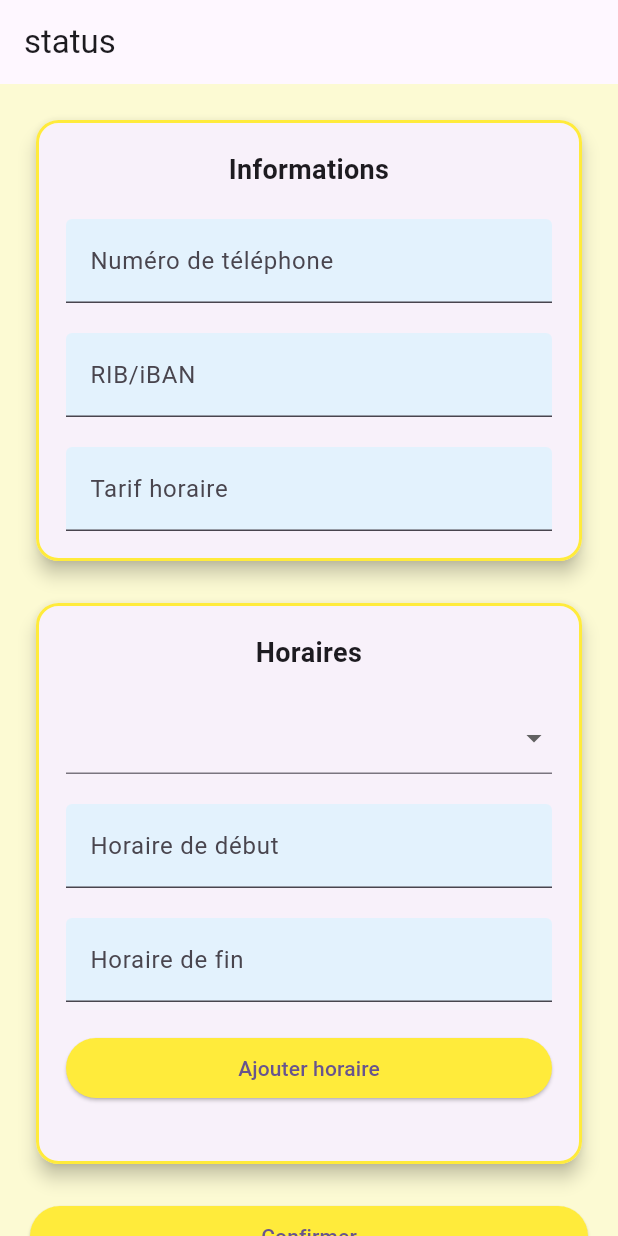
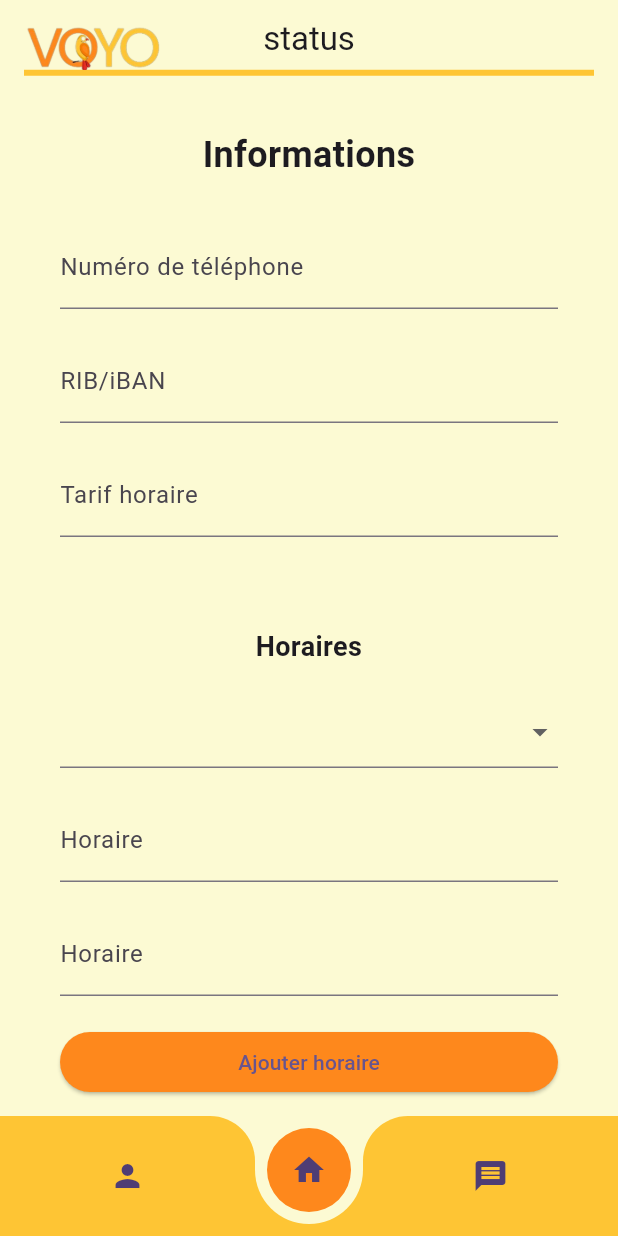
Before and after one commit to lugmog2728/SAE5.01-Voyo, a Flutter app: the screen it shows after launch, on a phone screen of 412 x 824 dp. Run offline on Flutter 3.47's test engine with Material 3 defaults, Android fonts, the light colour scheme and no system bars.

Commit message:
Version un peu plus propre de la emande de changement de statut
WIP -> visuel à changer mais fonctionnel

```diff
--- a/voyo/lib/Statuschange.dart
+++ b/voyo/lib/Statuschange.dart
@@ -1,4 +1,6 @@
 import 'package:flutter/material.dart';
+import 'package:flutter/services.dart'; // Ajout de cette ligne pour importer FilteringTextInputFormatter
+import 'globals.dart' as AppGlobal;
 
 class ChangementStatutPage extends StatefulWidget {
   const ChangementStatutPage({Key? key, required this.title}) : super(key: key);
@@ -41,41 +43,54 @@ class _ChangementStatutPageState extends State<ChangementStatutPage> {
     // Action de confirmation à implémenter ici
   }
 
+  TextFormField buildHourInput(TextEditingController controller) {
+    return TextFormField(
+      controller: controller,
+      inputFormatters: [FilteringTextInputFormatter.allow(RegExp(r'[0-9:]'))],
+      decoration: InputDecoration(
+        labelText: "Horaire",
+        suffixText: 'heure',
+      ),
+      validator: (value) {
+        if (value == null || value.isEmpty) {
+          return 'Veuillez saisir une heure valide';
+        }
+        // Vérifier le format de l'heure ici
+        final validFormat = RegExp(r'^[0-2]?[0-9]:[0-5][0-9]$').hasMatch(value);
+        if (!validFormat) {
+          return 'Format d\'heure invalide. Utilisez HH:MM';
+        }
+        return null;
+      },
+    );
+  }
+
   @override
   Widget build(BuildContext context) {
-    return Scaffold(
-      appBar: AppBar(
-        title: Text(widget.title),
-      ),
-      body: SingleChildScrollView(
+    return AppGlobal.Menu(
+      SingleChildScrollView(
         child: Padding(
           padding: const EdgeInsets.all(20.0),
           child: Column(
             crossAxisAlignment: CrossAxisAlignment.stretch,
             children: [
-              Card(
-                elevation: 5,
-                shape: RoundedRectangleBorder(
-                  borderRadius: BorderRadius.circular(15),
-                  side: BorderSide(color: Colors.yellow, width: 2),
+              Padding(
+                padding: const EdgeInsets.symmetric(vertical: 10.0),
+                child: Text(
+                  'Informations',
+                  style: TextStyle(fontWeight: FontWeight.bold, fontSize: 24.0),
+                  textAlign: TextAlign.center,
                 ),
-                child: Padding(
+              ),
+              Padding(
                 padding: const EdgeInsets.all(20.0),
                 child: Column(
                   crossAxisAlignment: CrossAxisAlignment.stretch,
                   children: [
-                      Text(
-                        'Informations',
-                        style: TextStyle(fontWeight: FontWeight.bold, fontSize: 18.0),
-                        textAlign: TextAlign.center,
-                      ),
-                      SizedBox(height: 20.0),
                     TextFormField(
                       controller: telephoneController,
                       decoration: InputDecoration(
                         labelText: "Numéro de téléphone",
-                          filled: true,
-                          fillColor: Colors.blue[50], // Couleur de fond du champ de texte
                       ),
                     ),
                     SizedBox(height: 20.0),
@@ -83,8 +98,6 @@ class _ChangementStatutPageState extends State<ChangementStatutPage> {
                       controller: ribController,
                       decoration: InputDecoration(
                         labelText: "RIB/iBAN",
-                          filled: true,
-                          fillColor: Colors.blue[50], // Couleur de fond du champ de texte
                       ),
                     ),
                     SizedBox(height: 20.0),
@@ -92,22 +105,13 @@ class _ChangementStatutPageState extends State<ChangementStatutPage> {
                       controller: tarifController,
                       decoration: InputDecoration(
                         labelText: "Tarif horaire",
-                          filled: true,
-                          fillColor: Colors.blue[50], // Couleur de fond du champ de texte
                       ),
                     ),
                   ],
                 ),
               ),
-              ),
               SizedBox(height: 20.0),
-              Card(
-                elevation: 5,
-                shape: RoundedRectangleBorder(
-                  borderRadius: BorderRadius.circular(15),
-                  side: BorderSide(color: Colors.yellow, width: 2),
-                ),
-                child: Padding(
+              Padding(
                 padding: const EdgeInsets.all(20.0),
                 child: Column(
                   crossAxisAlignment: CrossAxisAlignment.stretch,
@@ -133,29 +137,15 @@ class _ChangementStatutPageState extends State<ChangementStatutPage> {
                       }).toList(),
                     ),
                     SizedBox(height: 20.0),
-                      TextFormField(
-                        controller: debutController,
-                        decoration: InputDecoration(
-                          labelText: "Horaire de début",
-                          filled: true,
-                          fillColor: Colors.blue[50], // Couleur de fond du champ de texte
-                        ),
-                      ),
+                    buildHourInput(debutController),
                     SizedBox(height: 20.0),
-                      TextFormField(
-                        controller: finController,
-                        decoration: InputDecoration(
-                          labelText: "Horaire de fin",
-                          filled: true,
-                          fillColor: Colors.blue[50], // Couleur de fond du champ de texte
-                        ),
-                      ),
+                    buildHourInput(finController),
                     SizedBox(height: 20.0),
                     ElevatedButton(
                       onPressed: _ajouterHoraire,
                       child: Text('Ajouter horaire'),
                       style: ElevatedButton.styleFrom(
-                          primary: Colors.yellow, // Couleur de fond du bouton
+                        primary: AppGlobal.primaryColor,
                       ),
                     ),
                     SizedBox(height: 20.0),
@@ -166,8 +156,16 @@ class _ChangementStatutPageState extends State<ChangementStatutPage> {
                           Card(
                             child: ListTile(
                               title: Text(
-                                  '${horaire['jour']} - Début: ${horaire['debut']}, Fin: ${horaire['fin']}',
+                                '${horaire['jour']} - Début: ${horaire['debut']} heure, Fin: ${horaire['fin']} heure',
                                 textAlign: TextAlign.center,
+                              ),
+                              trailing: IconButton(
+                                icon: Icon(Icons.delete),
+                                onPressed: () {
+                                  setState(() {
+                                    horaires.remove(horaire);
+                                  });
+                                },
                               ),
                             ),
                           ),
@@ -176,35 +174,26 @@ class _ChangementStatutPageState extends State<ChangementStatutPage> {
                   ],
                 ),
               ),
-              ),
               SizedBox(height: 20.0),
               ElevatedButton(
                 onPressed: _confirmer,
                 child: Text('Confirmer'),
                 style: ElevatedButton.styleFrom(
-                  primary: Colors.yellow, // Couleur de fond du bouton
+                  primary: AppGlobal.primaryColor,
                 ),
               ),
               SizedBox(height: 20.0),
               LinearProgressIndicator(
                 value: _progressValue,
-                backgroundColor: Colors.blue[50], // Couleur de fond de la barre de progression
-                valueColor: AlwaysStoppedAnimation<Color>(Colors.yellow), // Couleur de remplissage de la barre de progression
+                backgroundColor: AppGlobal.backgroundColor,
+                valueColor: AlwaysStoppedAnimation<Color>(AppGlobal.secondaryColor),
               ),
             ],
           ),
         ),
       ),
+      widget,
+      context,
     );
   }
-
-  @override
-  void dispose() {
-    debutController.dispose();
-    finController.dispose();
-    telephoneController.dispose();
-    ribController.dispose();
-    tarifController.dispose();
-    super.dispose();
 }
-}
```
Lines whose indentation alone changed are shown as unchanged.
